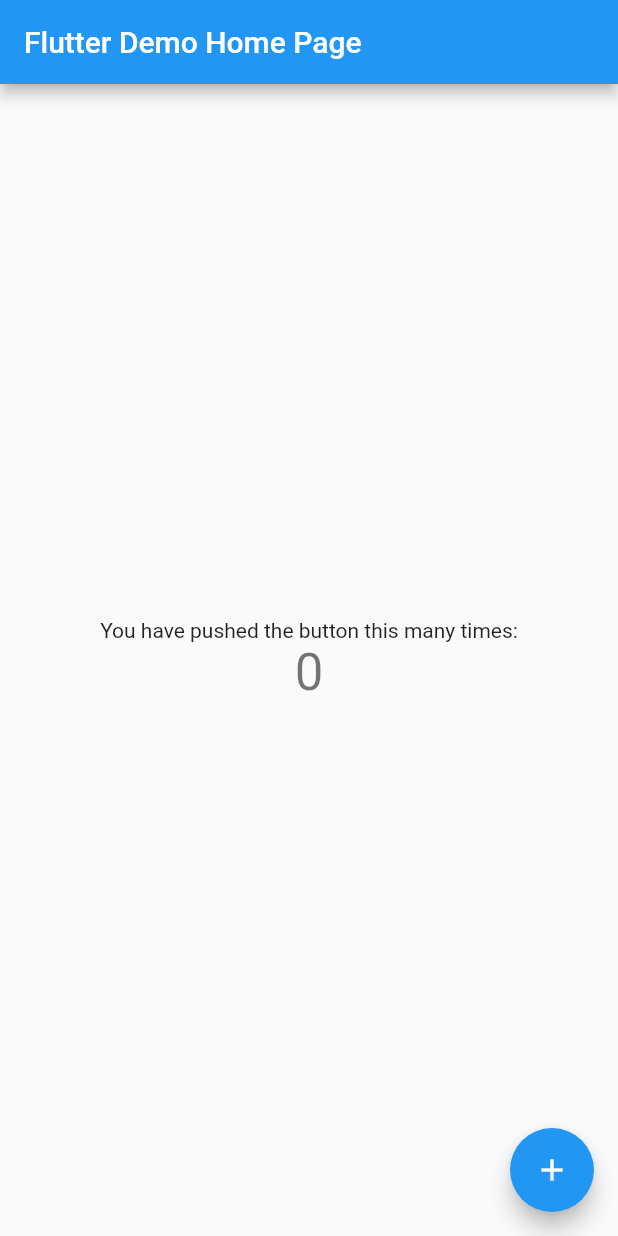
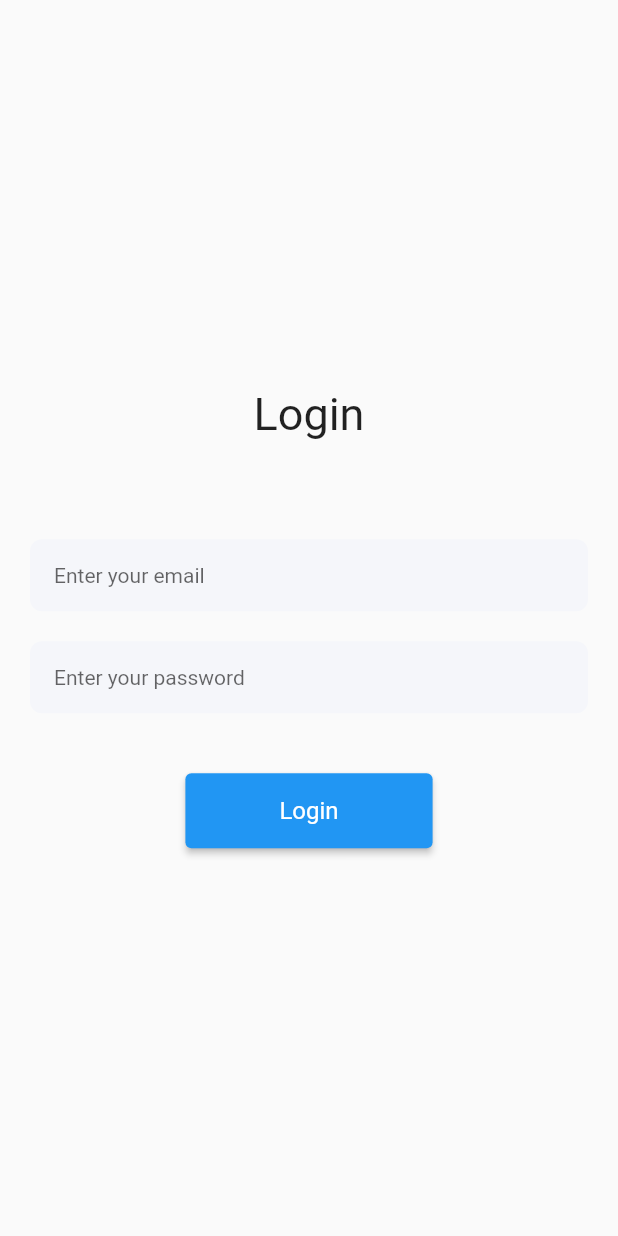
Before and after one commit to Itachi8374/MedicalAssistanceSWE, a Flutter app: the screen it shows after launch, on a phone screen of 412 x 824 dp. Run offline on Flutter 3.47's test engine with Material 2 defaults, Android fonts, the phone set to English and light mode, and no system bars; our stand-ins replace firebase_auth, firebase_core; accounts and stored records are empty.

Commit message:
Add initial code
May have errors

```diff
--- /dev/null
+++ b/lib/data_stores/user_data.dart
@@ -0,0 +1,63 @@
+import 'package:firebase_auth/firebase_auth.dart';
+import 'package:flutter/material.dart';
+
+
+class UserData {
+  final FirebaseAuth _auth;
+  UserData(this._auth);
+
+  User get user => _auth.currentUser!;
+
+
+  // STATE PERSISTENCE STREAM
+  Stream<User?> get authState => FirebaseAuth.instance.authStateChanges();
+
+
+
+  // EMAIL SIGN UP
+  Future<void> signUpWithEmail({
+    required String email,
+    required String password,
+  }) async {
+    try {
+      await _auth.createUserWithEmailAndPassword(
+        email: email,
+        password: password,
+      );
+    } on FirebaseAuthException catch (e) {
+      // if you want to display your own custom error message
+      if (e.code == 'weak-password') {
+        print('The password provided is too weak.');
+      } else if (e.code == 'email-already-in-use') {
+        print('The account already exists for that email.');
+      }
+      print(e.message!); // Displaying the usual firebase error message
+    }
+  }
+
+
+  // EMAIL LOGIN
+  Future<void> loginWithEmail({
+    required String email,
+    required String password,
+  }) async {
+    try {
+      await _auth.signInWithEmailAndPassword(
+        email: email,
+        password: password,
+      );
+    } on FirebaseAuthException catch (e) {
+      print(e.message!); // Displaying the error message
+    }
+  }
+
+  // SIGN OUT
+  Future<void> signOut(BuildContext context) async {
+    try {
+      await _auth.signOut();
+    } on FirebaseAuthException catch (e) {
+      print(e.message!); // Displaying the error message
+    }
+  }
+
+}
--- a/lib/main.dart
+++ b/lib/main.dart
@@ -1,12 +1,15 @@
+import 'package:firebase_auth/firebase_auth.dart';
 import 'package:firebase_core/firebase_core.dart';
 import 'package:flutter/material.dart';
+import 'package:medical_app/data_stores/user_data.dart';
 import 'package:medical_app/firebase_options.dart';
+import 'package:medical_app/ui/home_screen.dart';
+import 'package:medical_app/ui/login.dart';
+import 'package:provider/provider.dart';
 
-void main() async{
+void main() async {
   WidgetsFlutterBinding.ensureInitialized();
-  await Firebase.initializeApp(
-    options: DefaultFirebaseOptions.currentPlatform
-  );
+  await Firebase.initializeApp(options: DefaultFirebaseOptions.currentPlatform);
   runApp(const MyApp());
 }
 
@@ -16,106 +19,33 @@ class MyApp extends StatelessWidget {
   // This widget is the root of your application.
   @override
   Widget build(BuildContext context) {
-    return MaterialApp(
-      title: 'Flutter Demo',
-      theme: ThemeData(
-        // This is the theme of your application.
-        //
-        // Try running your application with "flutter run". You'll see the
-        // application has a blue toolbar. Then, without quitting the app, try
-        // changing the primarySwatch below to Colors.green and then invoke
-        // "hot reload" (press "r" in the console where you ran "flutter run",
-        // or simply save your changes to "hot reload" in a Flutter IDE).
-        // Notice that the counter didn't reset back to zero; the application
-        // is not restarted.
-        primarySwatch: Colors.blue,
-      ),
-      home: const MyHomePage(title: 'Flutter Demo Home Page'),
-    );
+    return MultiProvider(
+        providers: [
+          Provider<UserData>(
+            create: (_) => UserData(FirebaseAuth.instance),
+          ),
+          StreamProvider(
+              create: (context) => context.read<UserData>().authState,
+              initialData: null)
+        ],
+        child: MaterialApp(
+          title: "Medical Assistance App",
+          home: const AuthWrapper(),
+          routes: {},
+        ));
   }
 }
 
-class MyHomePage extends StatefulWidget {
-  const MyHomePage({Key? key, required this.title}) : super(key: key);
-
-  // This widget is the home page of your application. It is stateful, meaning
-  // that it has a State object (defined below) that contains fields that affect
-  // how it looks.
-
-  // This class is the configuration for the state. It holds the values (in this
-  // case the title) provided by the parent (in this case the App widget) and
-  // used by the build method of the State. Fields in a Widget subclass are
-  // always marked "final".
-
-  final String title;
-
-  @override
-  State<MyHomePage> createState() => _MyHomePageState();
-}
-
-class _MyHomePageState extends State<MyHomePage> {
-  int _counter = 0;
-
-  void _incrementCounter() {
-    setState(() {
-      // This call to setState tells the Flutter framework that something has
-      // changed in this State, which causes it to rerun the build method below
-      // so that the display can reflect the updated values. If we changed
-      // _counter without calling setState(), then the build method would not be
-      // called again, and so nothing would appear to happen.
-      _counter++;
-    });
-  }
+class AuthWrapper extends StatelessWidget {
+  const AuthWrapper({Key? key}) : super(key: key);
 
   @override
   Widget build(BuildContext context) {
-    // This method is rerun every time setState is called, for instance as done
-    // by the _incrementCounter method above.
-    //
-    // The Flutter framework has been optimized to make rerunning build methods
-    // fast, so that you can just rebuild anything that needs updating rather
-    // than having to individually change instances of widgets.
-    return Scaffold(
-      appBar: AppBar(
-        // Here we take the value from the MyHomePage object that was created by
-        // the App.build method, and use it to set our appbar title.
-        title: Text(widget.title),
-      ),
-      body: Center(
-        // Center is a layout widget. It takes a single child and positions it
-        // in the middle of the parent.
-        child: Column(
-          // Column is also a layout widget. It takes a list of children and
-          // arranges them vertically. By default, it sizes itself to fit its
-          // children horizontally, and tries to be as tall as its parent.
-          //
-          // Invoke "debug painting" (press "p" in the console, choose the
-          // "Toggle Debug Paint" action from the Flutter Inspector in Android
-          // Studio, or the "Toggle Debug Paint" command in Visual Studio Code)
-          // to see the wireframe for each widget.
-          //
-          // Column has various properties to control how it sizes itself and
-          // how it positions its children. Here we use mainAxisAlignment to
-          // center the children vertically; the main axis here is the vertical
-          // axis because Columns are vertical (the cross axis would be
-          // horizontal).
-          mainAxisAlignment: MainAxisAlignment.center,
-          children: <Widget>[
-            const Text(
-              'You have pushed the button this many times:',
-            ),
-            Text(
-              '$_counter',
-              style: Theme.of(context).textTheme.headline4,
-            ),
-          ],
-        ),
-      ),
-      floatingActionButton: FloatingActionButton(
-        onPressed: _incrementCounter,
-        tooltip: 'Increment',
-        child: const Icon(Icons.add),
-      ), // This trailing comma makes auto-formatting nicer for build methods.
-    );
+    final firebaseUser = context.watch<User?>();
+
+    if (firebaseUser != null) {
+      return const HomeScreen();
+    }
+    return const LoginScreen();
   }
 }
--- /dev/null
+++ b/lib/ui/home_screen.dart
@@ -0,0 +1,38 @@
+import 'package:firebase_auth/firebase_auth.dart';
+import 'package:flutter/material.dart';
+import 'package:medical_app/data_stores/user_data.dart';
+import 'package:medical_app/ui/widgets/custom_button.dart';
+import 'package:provider/provider.dart';
+
+
+class HomeScreen extends StatelessWidget {
+  const HomeScreen({Key? key}) : super(key: key);
+
+
+  @override
+  Widget build(BuildContext context) {
+    final user = context.read<UserData>().user;
+
+
+    return Scaffold(
+      body: Column(
+        mainAxisAlignment: MainAxisAlignment.center,
+        children: [
+          // when user signs anonymously or with phone, there is no email
+          if (!user.isAnonymous && user.phoneNumber == null) Text(user.email!),
+
+          // uid is always available for every sign in method
+          Text(user.uid),
+          // display the button only when the user email is not verified
+          // or isnt an anonymous user
+          CustomButton(
+            onTap: () {
+              context.read<UserData>().signOut(context);
+            },
+            text: 'Sign Out',
+          ),
+        ],
+      ),
+    );
+  }
+}
--- /dev/null
+++ b/lib/ui/login.dart
@@ -0,0 +1,77 @@
+import 'package:flutter/material.dart';
+import 'package:medical_app/data_stores/user_data.dart';
+import 'package:medical_app/ui/widgets/custom_textfield.dart';
+import 'package:provider/provider.dart';
+
+
+class LoginScreen extends StatefulWidget {
+  static String routeName = '/login-email-password';
+  const LoginScreen({Key? key}) : super(key: key);
+
+
+  @override
+  _LoginScreenState createState() => _LoginScreenState();
+}
+
+
+class _LoginScreenState extends State<LoginScreen> {
+  final TextEditingController emailController = TextEditingController();
+  final TextEditingController passwordController = TextEditingController();
+
+
+  void loginUser() {
+    context.read<UserData>().loginWithEmail(
+      email: emailController.text,
+      password: passwordController.text,
+    );
+  }
+
+
+  @override
+  Widget build(BuildContext context) {
+    return Scaffold(
+      body: Column(
+        mainAxisAlignment: MainAxisAlignment.center,
+        children: [
+          const Text(
+            "Login",
+            style: TextStyle(fontSize: 30),
+          ),
+          SizedBox(height: MediaQuery.of(context).size.height * 0.08),
+          Container(
+            margin: const EdgeInsets.symmetric(horizontal: 20),
+            child: CustomTextField(
+              controller: emailController,
+              hintText: 'Enter your email',
+            ),
+          ),
+          const SizedBox(height: 20),
+          Container(
+            margin: const EdgeInsets.symmetric(horizontal: 20),
+            child: CustomTextField(
+              controller: passwordController,
+              hintText: 'Enter your password',
+            ),
+          ),
+          const SizedBox(height: 40),
+          ElevatedButton(
+            onPressed: loginUser,
+            style: ButtonStyle(
+              backgroundColor: MaterialStateProperty.all(Colors.blue),
+              textStyle: MaterialStateProperty.all(
+                const TextStyle(color: Colors.white),
+              ),
+              minimumSize: MaterialStateProperty.all(
+                Size(MediaQuery.of(context).size.width / 2.5, 50),
+              ),
+            ),
+            child: const Text(
+              "Login",
+              style: TextStyle(color: Colors.white, fontSize: 16),
+            ),
+          ),
+        ],
+      ),
+    );
+  }
+}
--- /dev/null
+++ b/lib/ui/widgets/custom_button.dart
@@ -0,0 +1,24 @@
+import 'package:flutter/material.dart';
+
+
+class CustomButton extends StatelessWidget {
+  const CustomButton({
+    Key? key,
+    required this.onTap,
+    required this.text,
+  }) : super(key: key);
+  final String text;
+  final VoidCallback onTap;
+
+
+  @override
+  Widget build(BuildContext context) {
+    return ElevatedButton(
+      style: ElevatedButton.styleFrom(
+        minimumSize: const Size(double.infinity, 40),
+      ),
+      onPressed: onTap,
+      child: Text(text),
+    );
+  }
+}
--- /dev/null
+++ b/lib/ui/widgets/custom_textfield.dart
@@ -0,0 +1,41 @@
+import 'package:flutter/material.dart';
+
+
+class CustomTextField extends StatelessWidget {
+  final TextEditingController controller;
+  final String hintText;
+
+
+  const CustomTextField({
+    Key? key,
+    required this.controller,
+    required this.hintText,
+  }) : super(key: key);
+
+
+  @override
+  Widget build(BuildContext context) {
+    return TextField(
+      controller: controller,
+      decoration: InputDecoration(
+        border: OutlineInputBorder(
+          borderRadius: BorderRadius.circular(8),
+          borderSide: const BorderSide(color: Colors.transparent, width: 0),
+        ),
+        enabledBorder: OutlineInputBorder(
+          borderRadius: BorderRadius.circular(8),
+          borderSide: const BorderSide(color: Colors.transparent, width: 0),
+        ),
+        contentPadding:
+        const EdgeInsets.symmetric(horizontal: 16, vertical: 14),
+        filled: true,
+        fillColor: const Color(0xffF5F6FA),
+        hintText: hintText,
+        hintStyle: const TextStyle(
+          fontSize: 14,
+          fontWeight: FontWeight.w400,
+        ),
+      ),
+    );
+  }
+}
--- a/pubspec.yaml
+++ b/pubspec.yaml
@@ -31,6 +31,7 @@ dependencies:
     sdk: flutter
   firebase_core: ^1.15.0
   firebase_auth: ^3.3.15
+  provider: ^6.0.2
 
 
   # The following adds the Cupertino Icons font to your application.
```
Also changed, not shown: pubspec.lock.
